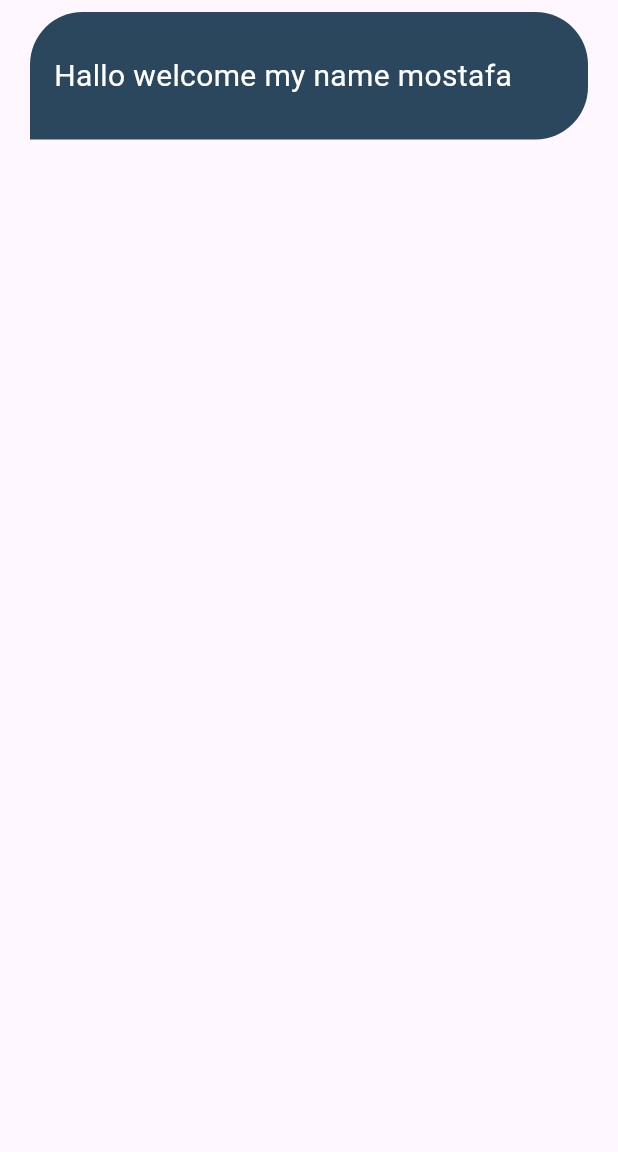
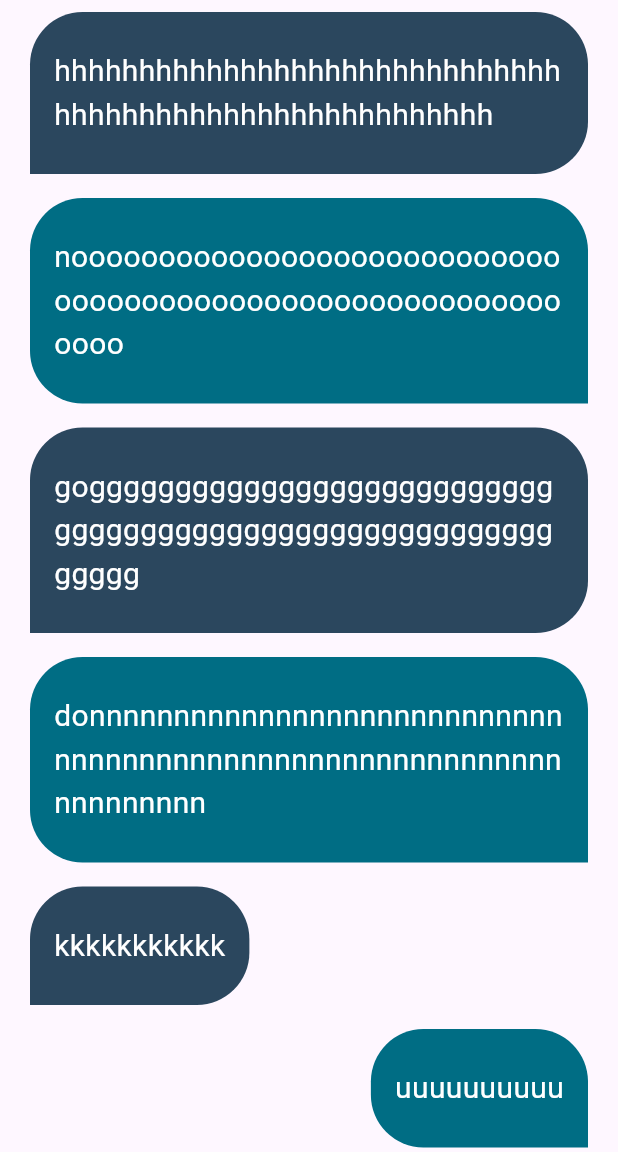
Before and after one commit to AlphaDeveloper97/chat_app, a Flutter app: the screen it shows after launch, on a phone screen of 412 x 824 dp, the part 84-1236 px from its top. Run offline on Flutter 3.47's test engine with Material 3 defaults, Android fonts, the phone set to English and light mode, and no system bars.

Commit message:
create chat page

```diff
--- a/lib/pages/chat_page.dart
+++ b/lib/pages/chat_page.dart
@@ -19,7 +19,27 @@ class ChatPage extends StatelessWidget {
           ],
         ),
       ),
-      body: ChatBubble(),
+      body: ListView(
+        children: [
+          ChatBubble(
+            message: 'hhhhhhhhhhhhhhhhhhhhhhhhhhhhhhhhhhhhhhhhhhhhhhhhhhhhhhhh',
+          ),
+          ChatBubbleForFriend(
+            message:
+                'nooooooooooooooooooooooooooooooooooooooooooooooooooooooooooooo',
+          ),
+          ChatBubble(
+            message:
+                'goggggggggggggggggggggggggggggggggggggggggggggggggggggggggggggg',
+          ),
+          ChatBubbleForFriend(
+            message:
+                'donnnnnnnnnnnnnnnnnnnnnnnnnnnnnnnnnnnnnnnnnnnnnnnnnnnnnnnnnnnnnnnnnnn',
+          ),
+          ChatBubble(message: 'kkkkkkkkkkk'),
+          ChatBubbleForFriend(message: 'uuuuuuuuuu'),
+        ],
+      ),
     );
   }
 }
--- a/lib/widgets/chat_bubble.dart
+++ b/lib/widgets/chat_bubble.dart
@@ -1,17 +1,24 @@
 import 'package:chat_app/constants.dart';
+import 'package:chat_app/models/message_model.dart';
 import 'package:chat_app/widgets/custom_text.dart' show CustomText;
 import 'package:flutter/material.dart';
 
 class ChatBubble extends StatelessWidget {
-  const ChatBubble({super.key});
-
+  const ChatBubble({
+    super.key,
+    required this.message,
+    //  required this.message
+  });
+  final String message;
+  // final MessageModel message;
   @override
   Widget build(BuildContext context) {
-    return Container(
+    return Align(
+      alignment: Alignment.centerLeft,
+      child: Container(
         padding: EdgeInsets.only(left: 16, right: 16, bottom: 25, top: 25),
         margin: EdgeInsets.only(left: 20, right: 20, top: 8, bottom: 8),
-      alignment: Alignment.centerLeft,
-      height: 85,
+
         decoration: BoxDecoration(
           color: kPrimaryColor,
           borderRadius: BorderRadius.only(
@@ -20,11 +27,38 @@ class ChatBubble extends StatelessWidget {
             bottomRight: Radius.circular(35),
           ),
         ),
-      child: CustomText(
-        text: "Hallo welcome my name mostafa",
-        fontSize: 20,
-        color: Colors.white,
+        child: CustomText(text: message, fontSize: 20, color: Colors.white),
       ),
     );
   }
 }
+
+class ChatBubbleForFriend extends StatelessWidget {
+  const ChatBubbleForFriend({
+    super.key,
+    required this.message,
+    //  required this.message
+  });
+  final String message;
+  // final MessageModel message;
+  @override
+  Widget build(BuildContext context) {
+    return Align(
+      alignment: Alignment.centerRight,
+      child: Container(
+        padding: EdgeInsets.only(left: 16, right: 16, bottom: 25, top: 25),
+        margin: EdgeInsets.only(left: 20, right: 20, top: 8, bottom: 8),
+
+        decoration: BoxDecoration(
+          color: kSecondColor,
+          borderRadius: BorderRadius.only(
+            topLeft: Radius.circular(35),
+            topRight: Radius.circular(35),
+            bottomLeft: Radius.circular(35),
+          ),
+        ),
+        child: CustomText(text: message, fontSize: 20, color: Colors.white),
+      ),
+    );
+  }
+}
```
Lines whose indentation alone changed are shown as unchanged.
